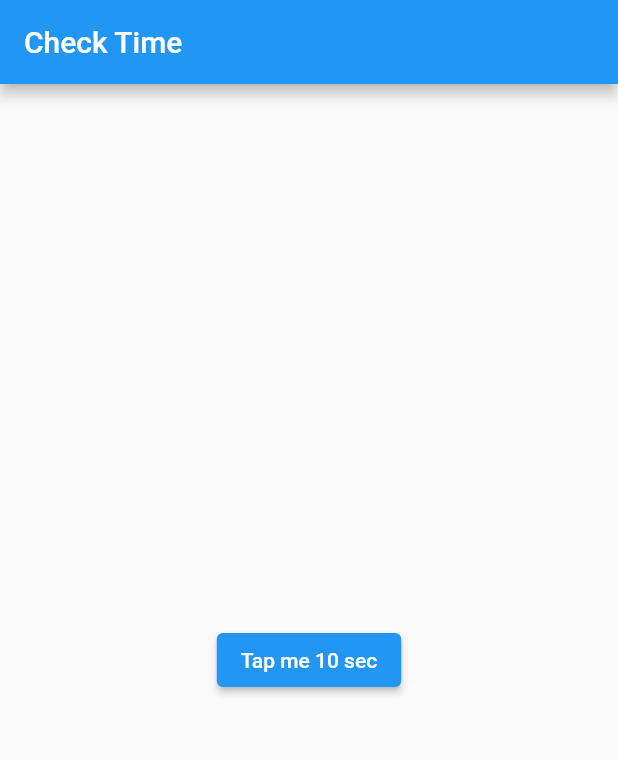
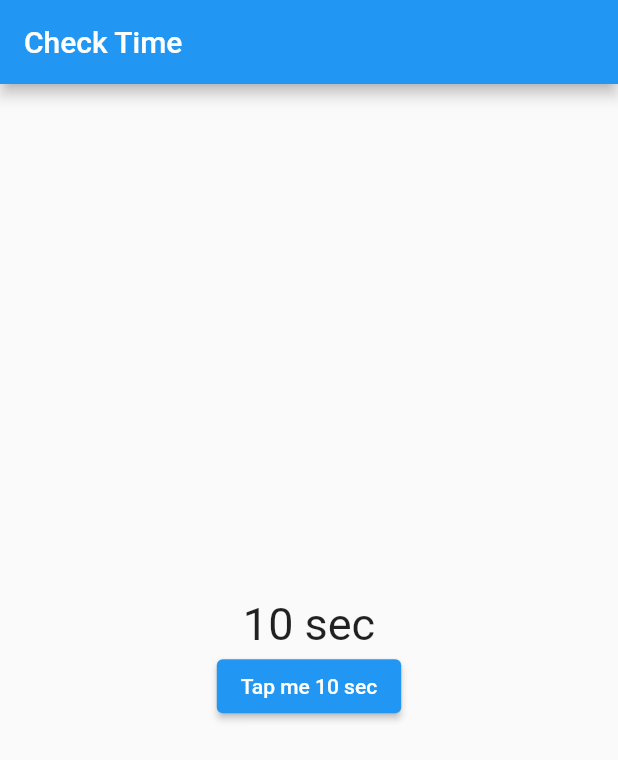
Before and after one commit to masterUNG/JomJaiProJ, a Flutter app: the first screen one second after launch, on a phone screen of 412 x 824 dp. Shown: the top 760 px of the screen. Run offline on Flutter 3.47's test engine with Material 2 defaults, Android fonts, the phone set to English and light mode, and no system bars.

Commit message:
update ShowTime

```diff
--- a/lib/states/checktime.dart
+++ b/lib/states/checktime.dart
@@ -8,6 +8,8 @@ class CheckTime extends StatefulWidget {
 }
 
 class _CheckTimeState extends State<CheckTime> {
+  int showTime = 10;
+
   @override
   void initState() {
     // TODO: implement initState
@@ -16,11 +18,21 @@ class _CheckTimeState extends State<CheckTime> {
   }
 
   Future<Null> countTime() async {
-    Duration duration = Duration(seconds: 10);
+    Duration duration = Duration(seconds: 1);
     await Timer(
-        duration,
-        () => Navigator.pushNamedAndRemoveUntil(
-            context, '/unSuccessTenSec', (route) => false));
+      duration,
+      () {
+        setState(() {
+          showTime--;
+        });
+        if (showTime == 0) {
+          Navigator.pushNamedAndRemoveUntil(
+              context, '/unSuccessTenSec', (route) => false);
+        } else {
+          countTime();
+        }
+      },
+    );
   }
 
   @override
@@ -30,10 +42,19 @@ class _CheckTimeState extends State<CheckTime> {
         title: Text('Check Time'),
       ),
       body: Center(
-        child: ElevatedButton(
-          onPressed: () => Navigator.pushNamedAndRemoveUntil(
-              context, '/successTenSec', (route) => false),
-          child: Text('Tap me 10 sec'),
+        child: Column(
+          mainAxisSize: MainAxisSize.min,
+          children: [
+            Text(
+              '$showTime sec',
+              style: TextStyle(fontSize: 30),
+            ),
+            ElevatedButton(
+              onPressed: () => Navigator.pushNamedAndRemoveUntil(
+                  context, '/successTenSec', (route) => false),
+              child: Text('Tap me 10 sec'),
+            ),
+          ],
         ),
       ),
     );
```
